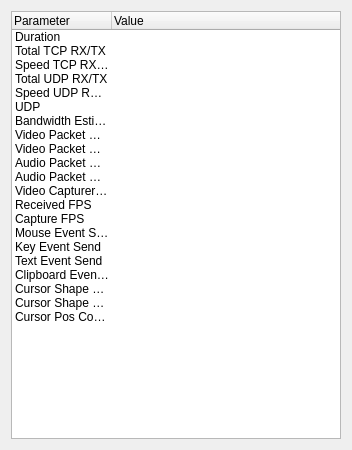
The window that source/client/desktop/desktop/statistics_dialog.ui (dchapyshev/aspia) describes before a commit, drawn with Qt 5.
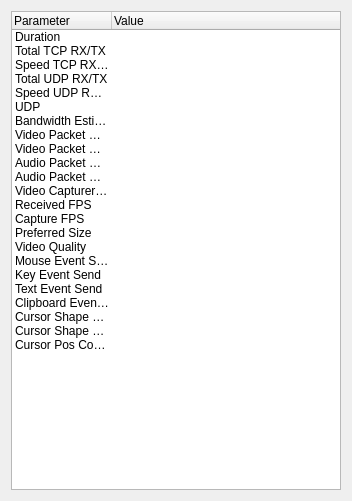
The same window after the commit.

Commit message: Added metrics for preferred size and quality.

```diff
--- a/source/client/desktop/desktop/statistics_dialog.ui
+++ b/source/client/desktop/desktop/statistics_dialog.ui
@@ -7,7 +7,7 @@
     <x>0</x>
     <y>0</y>
     <width>352</width>
-    <height>450</height>
+    <height>501</height>
    </rect>
   </property>
   <property name="windowTitle">
@@ -111,6 +111,16 @@
        <string notr="true">Capture FPS</string>
       </property>
      </item>
+     <item>
+      <property name="text">
+       <string notr="true">Preferred Size</string>
+      </property>
+     </item>
+     <item>
+      <property name="text">
+       <string notr="true">Video Quality</string>
+      </property>
+     </item>
      <item>
       <property name="text">
        <string notr="true">Mouse Event Send/Drop</string>
```
The commit also changes 8 other files.
